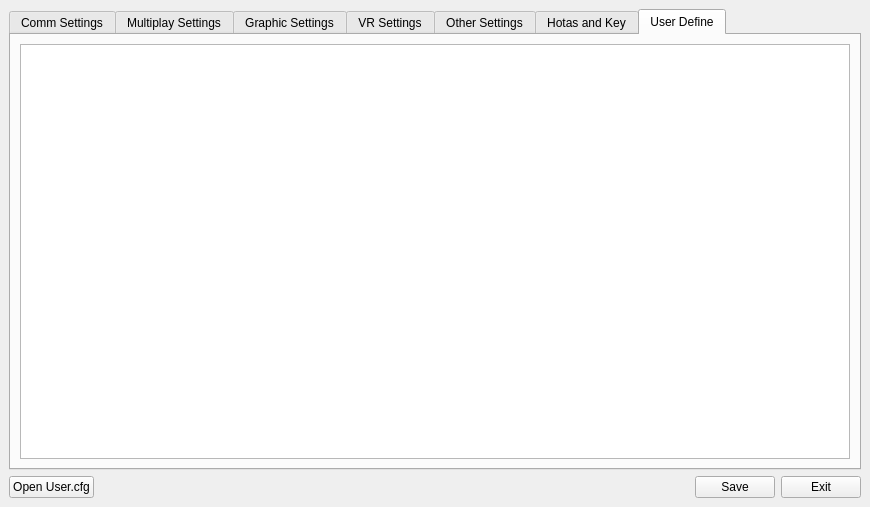
Qt form mainwindow.ui (scplo2753/Falcon-Bms-Configure-Editor) before a commit.
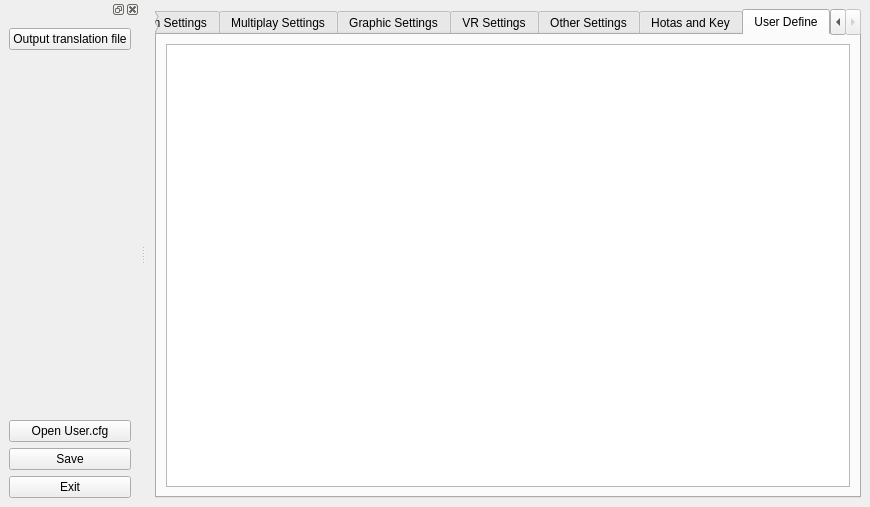
The same form after that commit.

Commit message:
Add localization JSON files and output feature
Added new localization JSON files for configuration categories and updated CMake to copy them to the build output. Refactored Hotas&key to HotasAndKey for consistency. Introduced an 'Output translation file' button and related slot to export key-comment pairs for translation. Refactored MPItemModel to support key-value and key-comment retrieval, and updated UI layout to include new dock widget for localization output.

Patch:
```diff
--- a/mainwindow.ui
+++ b/mainwindow.ui
@@ -15,41 +15,7 @@
   </property>
   <widget class="QWidget" name="centralwidget">
    <layout class="QGridLayout" name="gridLayout">
-    <item row="3" column="3">
-     <widget class="QPushButton" name="pushButton_Cancel">
-      <property name="text">
-       <string>Exit</string>
-      </property>
-     </widget>
-    </item>
-    <item row="3" column="2">
-     <widget class="QPushButton" name="pushButton_OK">
-      <property name="text">
-       <string>Save</string>
-      </property>
-     </widget>
-    </item>
-    <item row="3" column="1">
-     <spacer name="horizontalSpacer">
-      <property name="orientation">
-       <enum>Qt::Orientation::Horizontal</enum>
-      </property>
-      <property name="sizeHint" stdset="0">
-       <size>
-        <width>40</width>
-        <height>20</height>
-       </size>
-      </property>
-     </spacer>
-    </item>
-    <item row="3" column="0">
-     <widget class="QPushButton" name="pushButton_OpenCfg">
-      <property name="text">
-       <string>Open User.cfg</string>
-      </property>
-     </widget>
-    </item>
-    <item row="0" column="0" colspan="4">
+    <item row="0" column="0" colspan="2">
      <widget class="QTabWidget" name="tabWidget">
       <property name="locale">
        <locale language="English" country="UnitedStates"/>
@@ -194,6 +160,56 @@
     </item>
    </layout>
   </widget>
+  <widget class="QDockWidget" name="dockWidget">
+   <attribute name="dockWidgetArea">
+    <number>1</number>
+   </attribute>
+   <widget class="QWidget" name="dockWidgetContents">
+    <layout class="QVBoxLayout" name="verticalLayout">
+     <item>
+      <widget class="QPushButton" name="pushButton_OutputL18N">
+       <property name="text">
+        <string>Output translation file</string>
+       </property>
+      </widget>
+     </item>
+     <item>
+      <spacer name="verticalSpacer">
+       <property name="orientation">
+        <enum>Qt::Orientation::Vertical</enum>
+       </property>
+       <property name="sizeHint" stdset="0">
+        <size>
+         <width>20</width>
+         <height>40</height>
+        </size>
+       </property>
+      </spacer>
+     </item>
+     <item>
+      <widget class="QPushButton" name="pushButton_OpenCfg">
+       <property name="text">
+        <string>Open User.cfg</string>
+       </property>
+      </widget>
+     </item>
+     <item>
+      <widget class="QPushButton" name="pushButton_OK">
+       <property name="text">
+        <string>Save</string>
+       </property>
+      </widget>
+     </item>
+     <item>
+      <widget class="QPushButton" name="pushButton_Cancel">
+       <property name="text">
+        <string>Exit</string>
+       </property>
+      </widget>
+     </item>
+    </layout>
+   </widget>
+  </widget>
  </widget>
  <resources/>
  <connections/>
```
The commit also changes 13 other files.
